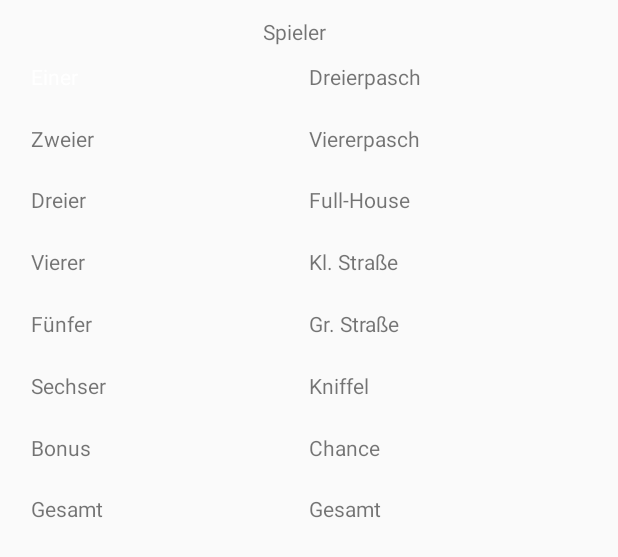
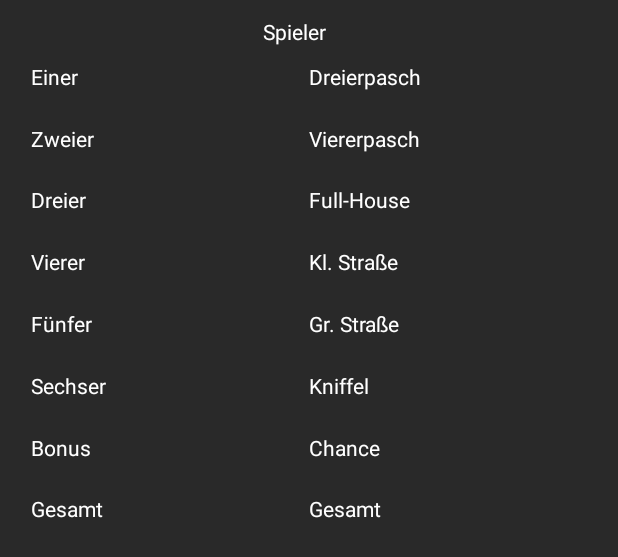
Before and after one commit to dienstknecht/KniffelApp, an Android app: the layout activity_spielseite_textview.xml on its own in the app's theme, with its tools: preview values and no code run, on a phone screen of 412 x 824 dp. Shown: the top 557 px of the screen. Run offline under Robolectric (Android 15) with nearby library versions, the phone set to English and light mode, and no system bars.

Commit message:
Dark Mode TextView

```diff
--- a/app/src/main/res/layout/activity_spielseite_textview.xml
+++ b/app/src/main/res/layout/activity_spielseite_textview.xml
@@ -4,7 +4,8 @@
     xmlns:app="http://schemas.android.com/apk/res-auto"
     xmlns:tools="http://schemas.android.com/tools"
     android:layout_width="match_parent"
-    android:layout_height="match_parent">
+    android:layout_height="match_parent"
+    android:background="@color/colorBackground">
 
 
     <android.support.constraint.Guideline
@@ -195,6 +196,7 @@
         android:layout_height="30dp"
         android:text="Spieler"
         android:textAlignment="center"
+        android:textColor="@color/colorText"
         app:layout_constraintBottom_toBottomOf="@+id/glh05"
         app:layout_constraintLeft_toLeftOf="@+id/glv25"
         app:layout_constraintRight_toRightOf="@+id/glv70" />
@@ -216,6 +218,7 @@
         android:layout_width="0dp"
         android:layout_height="0dp"
         android:text="Zweier"
+        android:textColor="@color/colorText"
         app:layout_constraintTop_toTopOf="@+id/glh10"
         app:layout_constraintBottom_toBottomOf="@+id/glh15"
         app:layout_constraintLeft_toLeftOf="@+id/glv05"
@@ -226,6 +229,7 @@
         android:layout_width="0dp"
         android:layout_height="0dp"
         android:text="Dreier"
+        android:textColor="@color/colorText"
         app:layout_constraintTop_toTopOf="@+id/glh15"
         app:layout_constraintBottom_toBottomOf="@+id/glh20"
         app:layout_constraintLeft_toLeftOf="@+id/glv05"
@@ -236,6 +240,7 @@
         android:layout_width="0dp"
         android:layout_height="0dp"
         android:text="Vierer"
+        android:textColor="@color/colorText"
         app:layout_constraintTop_toTopOf="@+id/glh20"
         app:layout_constraintBottom_toBottomOf="@+id/glh25"
         app:layout_constraintLeft_toLeftOf="@+id/glv05"
@@ -246,6 +251,7 @@
         android:layout_width="0dp"
         android:layout_height="0dp"
         android:text="Fünfer"
+        android:textColor="@color/colorText"
         app:layout_constraintTop_toTopOf="@+id/glh25"
         app:layout_constraintBottom_toBottomOf="@+id/glh30"
         app:layout_constraintLeft_toLeftOf="@+id/glv05"
@@ -256,6 +262,7 @@
         android:layout_width="0dp"
         android:layout_height="0dp"
         android:text="Sechser"
+        android:textColor="@color/colorText"
         app:layout_constraintTop_toTopOf="@+id/glh30"
         app:layout_constraintBottom_toBottomOf="@+id/glh35"
         app:layout_constraintLeft_toLeftOf="@+id/glv05"
@@ -266,6 +273,7 @@
         android:layout_width="0dp"
         android:layout_height="0dp"
         android:text="Bonus"
+        android:textColor="@color/colorText"
         app:layout_constraintTop_toTopOf="@+id/glh35"
         app:layout_constraintBottom_toBottomOf="@+id/glh40"
         app:layout_constraintLeft_toLeftOf="@+id/glv05"
@@ -276,6 +284,7 @@
         android:layout_width="0dp"
         android:layout_height="0dp"
         android:text="Gesamt"
+        android:textColor="@color/colorText"
         app:layout_constraintTop_toTopOf="@+id/glh40"
         app:layout_constraintBottom_toBottomOf="@+id/glh45"
         app:layout_constraintLeft_toLeftOf="@+id/glv05"
@@ -287,6 +296,7 @@
         android:layout_width="0dp"
         android:layout_height="0dp"
         android:text="Dreierpasch"
+        android:textColor="@color/colorText"
         app:layout_constraintTop_toTopOf="@+id/glh05"
         app:layout_constraintBottom_toBottomOf="@+id/glh10"
         app:layout_constraintLeft_toLeftOf="@+id/glv50"
@@ -297,6 +307,7 @@
         android:layout_width="0dp"
         android:layout_height="0dp"
         android:text="Viererpasch"
+        android:textColor="@color/colorText"
         app:layout_constraintTop_toTopOf="@+id/glh10"
         app:layout_constraintBottom_toBottomOf="@+id/glh15"
         app:layout_constraintLeft_toLeftOf="@+id/glv50"
@@ -307,6 +318,7 @@
         android:layout_width="0dp"
         android:layout_height="0dp"
         android:text="Full-House"
+        android:textColor="@color/colorText"
         app:layout_constraintTop_toTopOf="@+id/glh15"
         app:layout_constraintBottom_toBottomOf="@+id/glh20"
         app:layout_constraintLeft_toLeftOf="@+id/glv50"
@@ -317,6 +329,7 @@
         android:layout_width="0dp"
         android:layout_height="0dp"
         android:text="Kl. Straße"
+        android:textColor="@color/colorText"
         app:layout_constraintTop_toTopOf="@+id/glh20"
         app:layout_constraintBottom_toBottomOf="@+id/glh25"
         app:layout_constraintLeft_toLeftOf="@+id/glv50"
@@ -327,6 +340,7 @@
         android:layout_width="0dp"
         android:layout_height="0dp"
         android:text="Gr. Straße"
+        android:textColor="@color/colorText"
         app:layout_constraintTop_toTopOf="@+id/glh25"
         app:layout_constraintBottom_toBottomOf="@+id/glh30"
         app:layout_constraintLeft_toLeftOf="@+id/glv50"
@@ -337,6 +351,7 @@
         android:layout_width="0dp"
         android:layout_height="0dp"
         android:text="Kniffel"
+        android:textColor="@color/colorText"
         app:layout_constraintTop_toTopOf="@+id/glh30"
         app:layout_constraintBottom_toBottomOf="@+id/glh35"
         app:layout_constraintLeft_toLeftOf="@+id/glv50"
@@ -347,6 +362,7 @@
         android:layout_width="0dp"
         android:layout_height="0dp"
         android:text="Chance"
+        android:textColor="@color/colorText"
         app:layout_constraintTop_toTopOf="@+id/glh35"
         app:layout_constraintBottom_toBottomOf="@+id/glh40"
         app:layout_constraintLeft_toLeftOf="@+id/glv50"
@@ -357,6 +373,7 @@
         android:layout_width="0dp"
         android:layout_height="0dp"
         android:text="Gesamt"
+        android:textColor="@color/colorText"
         app:layout_constraintTop_toTopOf="@+id/glh40"
         app:layout_constraintBottom_toBottomOf="@+id/glh45"
         app:layout_constraintLeft_toLeftOf="@+id/glv50"
@@ -367,7 +384,7 @@
         android:id="@+id/txEiner"
         android:layout_width="0dp"
         android:layout_height="0dp"
-        android:text=""
+        android:textColor="@color/colorText"
         app:layout_constraintTop_toTopOf="@+id/glh05"
         app:layout_constraintBottom_toBottomOf="@+id/glh10"
         app:layout_constraintLeft_toLeftOf="@+id/glv25"
@@ -377,6 +394,7 @@
         android:id="@+id/txZweier"
         android:layout_width="0dp"
         android:layout_height="0dp"
+        android:textColor="@color/colorText"
         app:layout_constraintTop_toTopOf="@+id/glh10"
         app:layout_constraintBottom_toBottomOf="@+id/glh15"
         app:layout_constraintLeft_toLeftOf="@+id/glv25"
@@ -386,6 +404,7 @@
         android:id="@+id/txDreier"
         android:layout_width="0dp"
         android:layout_height="0dp"
+        android:textColor="@color/colorText"
         app:layout_constraintTop_toTopOf="@+id/glh15"
         app:layout_constraintBottom_toBottomOf="@+id/glh20"
         app:layout_constraintLeft_toLeftOf="@+id/glv25"
@@ -395,6 +414,7 @@
         android:id="@+id/txVierer"
         android:layout_width="0dp"
         android:layout_height="0dp"
+        android:textColor="@color/colorText"
         app:layout_constraintTop_toTopOf="@+id/glh20"
         app:layout_constraintBottom_toBottomOf="@+id/glh25"
         app:layout_constraintLeft_toLeftOf="@+id/glv25"
@@ -404,6 +424,7 @@
         android:id="@+id/txFuenfer"
         android:layout_width="0dp"
         android:layout_height="0dp"
+        android:textColor="@color/colorText"
         app:layout_constraintTop_toTopOf="@+id/glh25"
         app:layout_constraintBottom_toBottomOf="@+id/glh30"
         app:layout_constraintLeft_toLeftOf="@+id/glv25"
@@ -413,6 +434,7 @@
         android:id="@+id/txSechser"
         android:layout_width="0dp"
         android:layout_height="0dp"
+        android:textColor="@color/colorText"
         app:layout_constraintTop_toTopOf="@+id/glh30"
         app:layout_constraintBottom_toBottomOf="@+id/glh35"
         app:layout_constraintLeft_toLeftOf="@+id/glv25"
@@ -422,6 +444,7 @@
         android:id="@+id/txBonus"
         android:layout_width="0dp"
         android:layout_height="0dp"
+        android:textColor="@color/colorText"
         app:layout_constraintTop_toTopOf="@+id/glh35"
         app:layout_constraintBottom_toBottomOf="@+id/glh40"
         app:layout_constraintLeft_toLeftOf="@+id/glv25"
@@ -431,6 +454,7 @@
         android:id="@+id/txErgOben"
         android:layout_width="0dp"
         android:layout_height="0dp"
+        android:textColor="@color/colorText"
         app:layout_constraintTop_toTopOf="@+id/glh40"
         app:layout_constraintBottom_toBottomOf="@+id/glh45"
         app:layout_constraintLeft_toLeftOf="@+id/glv25"
@@ -440,6 +464,7 @@
         android:id="@+id/txDreierpasch"
         android:layout_width="0dp"
         android:layout_height="0dp"
+        android:textColor="@color/colorText"
         app:layout_constraintTop_toTopOf="@+id/glh05"
         app:layout_constraintBottom_toBottomOf="@+id/glh10"
         app:layout_constraintLeft_toLeftOf="@+id/glv70"
@@ -449,6 +474,7 @@
         android:id="@+id/txViererpasch"
         android:layout_width="0dp"
         android:layout_height="0dp"
+        android:textColor="@color/colorText"
         app:layout_constraintTop_toTopOf="@+id/glh10"
         app:layout_constraintBottom_toBottomOf="@+id/glh15"
         app:layout_constraintLeft_toLeftOf="@+id/glv70"
@@ -458,6 +484,7 @@
         android:id="@+id/txFullHouse"
         android:layout_width="0dp"
         android:layout_height="0dp"
+        android:textColor="@color/colorText"
         app:layout_constraintTop_toTopOf="@+id/glh15"
         app:layout_constraintBottom_toBottomOf="@+id/glh20"
         app:layout_constraintLeft_toLeftOf="@+id/glv70"
@@ -467,6 +494,7 @@
         android:id="@+id/txKleineStrasse"
         android:layout_width="0dp"
         android:layout_height="0dp"
+        android:textColor="@color/colorText"
         app:layout_constraintTop_toTopOf="@+id/glh20"
         app:layout_constraintBottom_toBottomOf="@+id/glh25"
         app:layout_constraintLeft_toLeftOf="@+id/glv70"
@@ -476,6 +504,7 @@
         android:id="@+id/txGrosseStrasse"
         android:layout_width="0dp"
         android:layout_height="0dp"
+        android:textColor="@color/colorText"
         app:layout_constraintTop_toTopOf="@+id/glh25"
         app:layout_constraintBottom_toBottomOf="@+id/glh30"
         app:layout_constraintLeft_toLeftOf="@+id/glv70"
@@ -485,6 +514,7 @@
         android:id="@+id/txKniffel"
         android:layout_width="0dp"
         android:layout_height="0dp"
+        android:textColor="@color/colorText"
         app:layout_constraintTop_toTopOf="@+id/glh30"
         app:layout_constraintBottom_toBottomOf="@+id/glh35"
         app:layout_constraintLeft_toLeftOf="@+id/glv70"
@@ -494,6 +524,7 @@
         android:id="@+id/txChance"
         android:layout_width="0dp"
         android:layout_height="0dp"
+        android:textColor="@color/colorText"
         app:layout_constraintTop_toTopOf="@+id/glh35"
         app:layout_constraintBottom_toBottomOf="@+id/glh40"
         app:layout_constraintLeft_toLeftOf="@+id/glv70"
@@ -503,6 +534,7 @@
         android:id="@+id/txErgGesamt"
         android:layout_width="0dp"
         android:layout_height="0dp"
+        android:textColor="@color/colorText"
         app:layout_constraintTop_toTopOf="@+id/glh40"
         app:layout_constraintBottom_toBottomOf="@+id/glh45"
         app:layout_constraintLeft_toLeftOf="@+id/glv70"
```
